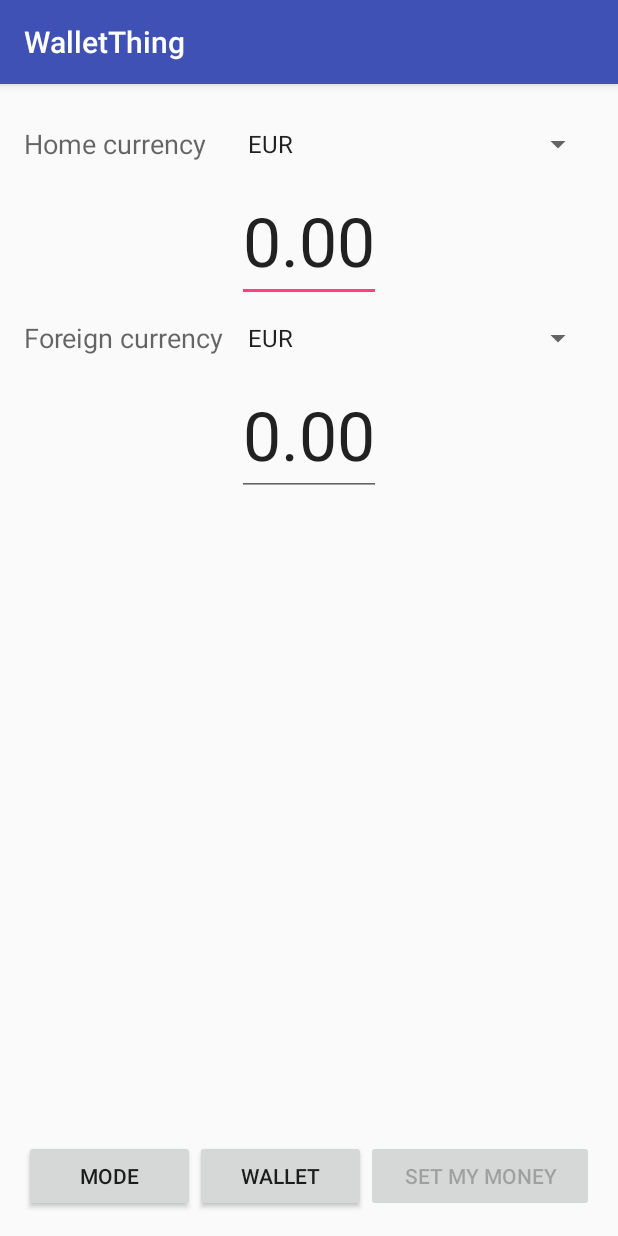
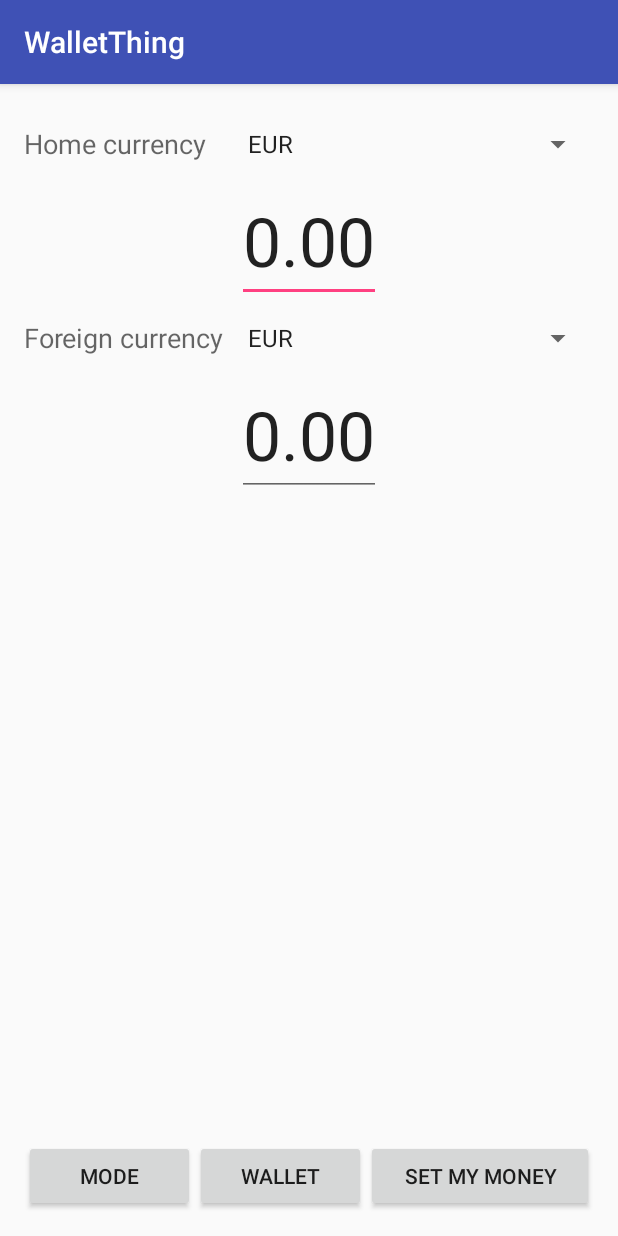
Before and after one commit to GMMan/hacked2018, an Android app: the screen it shows after launch (MainActivity), after a tap on "MODE", on a phone screen of 412 x 824 dp. Run offline under Robolectric (Android 15) with nearby library versions, the phone set to English and light mode, and no system bars.

Commit message:
Implement saving and setting device amount

```diff
--- a/app/src/main/java/blue/golem/android/walletthing/MainActivity.java
+++ b/app/src/main/java/blue/golem/android/walletthing/MainActivity.java
@@ -2,8 +2,8 @@ package blue.golem.android.walletthing;
 
 import android.content.SharedPreferences;
 import android.graphics.drawable.Drawable;
+import android.os.Bundle;
 import android.support.v7.app.AppCompatActivity;
-import android.os.Bundle;
 import android.view.KeyEvent;
 import android.view.View;
 import android.view.inputmethod.EditorInfo;
@@ -30,6 +30,8 @@ public class MainActivity extends AppCompatActivity {
     Drawable toEditableBackground;
     String prevFromCurrency;
     String prevToCurrency;
+    String devFromAmount = "0.00";
+    String devToAmount = "0.00";
     SharedPreferences prefs;
 
     @Override
@@ -51,7 +53,6 @@ public class MainActivity extends AppCompatActivity {
         }
 
         // Setup some views
-        setEditMode(isEditMode);
         TextView.OnEditorActionListener editorActionListener = new TextView.OnEditorActionListener() {
             @Override
             public boolean onEditorAction(TextView textView, int i, KeyEvent keyEvent) {
@@ -86,6 +87,7 @@ public class MainActivity extends AppCompatActivity {
         prefs = getSharedPreferences("app", MODE_PRIVATE);
         String savedFromCurrency = prefs.getString("from_curr", null);
         String savedToCurrency = prefs.getString("to_curr", null);
+        String savedAmount = prefs.getString("cached_amount", null);
         if (savedFromCurrency != null) {
             int pos = ((ArrayAdapter<String>) fromSpinner.getAdapter()).getPosition(savedFromCurrency);
             if (pos >= 0) fromSpinner.setSelection(pos);
@@ -94,9 +96,16 @@ public class MainActivity extends AppCompatActivity {
             int pos = ((ArrayAdapter<String>) toSpinner.getAdapter()).getPosition(savedToCurrency);
             if (pos >= 0) toSpinner.setSelection(pos);
         }
+        if (savedAmount != null) {
+            devFromAmount = savedAmount;
+            fromAmountView.setText(savedAmount);
+            convertHomeToForeign();
+            devToAmount = toAmountView.getText().toString();
+        }
 
         prevFromCurrency = (String) fromSpinner.getSelectedItem();
         prevToCurrency = (String) toSpinner.getSelectedItem();
+        setEditMode(isEditMode);
     }
 
     @Override
@@ -109,10 +118,29 @@ public class MainActivity extends AppCompatActivity {
         setEditMode(!isEditMode);
     }
 
+    public void onSetClick(View v) {
+        // TODO: sync with device here
+        String fromAmount = fromAmountView.getText().toString();
+        String toAmount = toAmountView.getText().toString();
+        SharedPreferences.Editor e = prefs.edit();
+        e.putString("cached_amount", fromAmountView.getText().toString());
+        e.commit();
+        devFromAmount = fromAmount;
+        devToAmount = toAmount;
+    }
+
     private void setEditMode(boolean editable) {
         isEditMode = editable;
+        if (editable) {
+            devFromAmount = fromAmountView.getText().toString();
+            devToAmount = toAmountView.getText().toString();
+        } else {
+            fromAmountView.setText(devFromAmount);
+            toAmountView.setText(devToAmount);
+        }
         setTextViewEditable(fromAmountView, isEditMode, fromEditableBackground);
         setTextViewEditable(toAmountView, isEditMode, toEditableBackground);
+        findViewById(R.id.setButton).setEnabled(editable);
     }
 
     private void setTextViewEditable(EditText v, boolean editable, Drawable editableBackground) {
@@ -146,14 +174,15 @@ public class MainActivity extends AppCompatActivity {
             prevFromCurrency = newCurrency;
             SharedPreferences.Editor e = prefs.edit();
             e.putString("from_curr", newCurrency);
-            e.commit();
+            e.putString("cached_amount", fromAmountView.getText().toString());
+            e.apply();
         } else if (parent == toSpinner) {
             String newCurrency = (String) toSpinner.getItemAtPosition(position);
             convertAndSet(prevToCurrency, newCurrency, toAmountView, toAmountView);
             prevToCurrency = newCurrency;
             SharedPreferences.Editor e = prefs.edit();
             e.putString("to_curr", newCurrency);
-            e.commit();
+            e.apply();
         }
     }
 
--- a/app/src/main/res/layout/activity_main.xml
+++ b/app/src/main/res/layout/activity_main.xml
@@ -111,6 +111,7 @@
             android:layout_height="wrap_content"
             android:layout_weight="1"
             android:enabled="false"
+            android:onClick="onSetClick"
             android:text="@string/set_button_text" />
     </LinearLayout>
 
```
